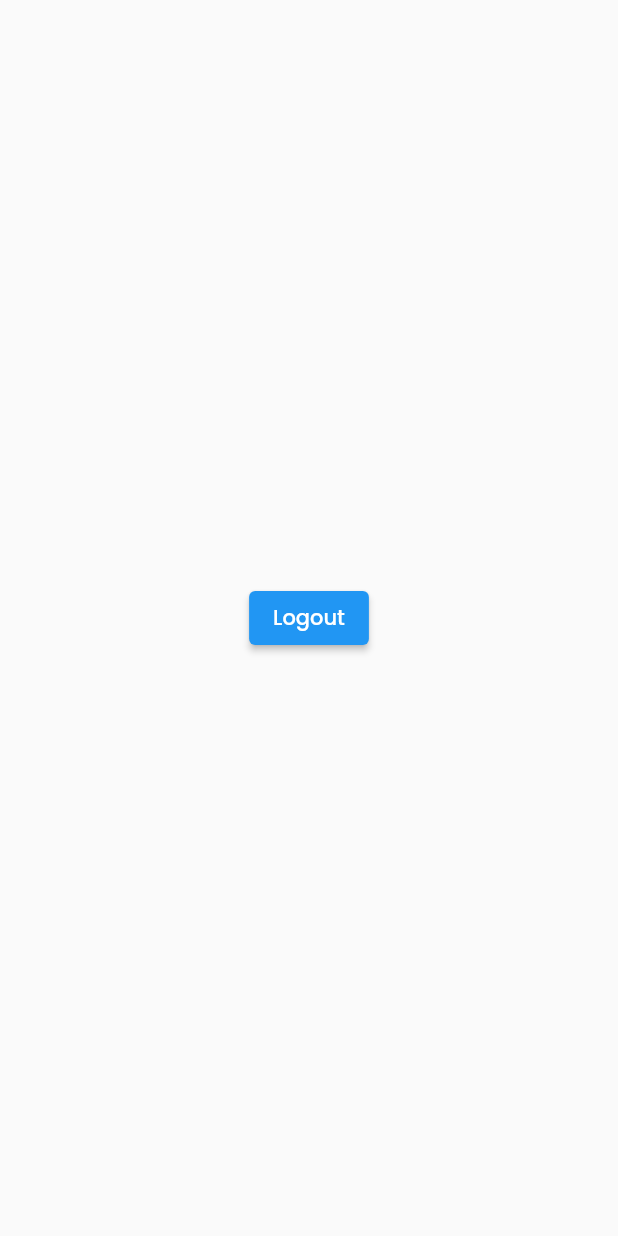
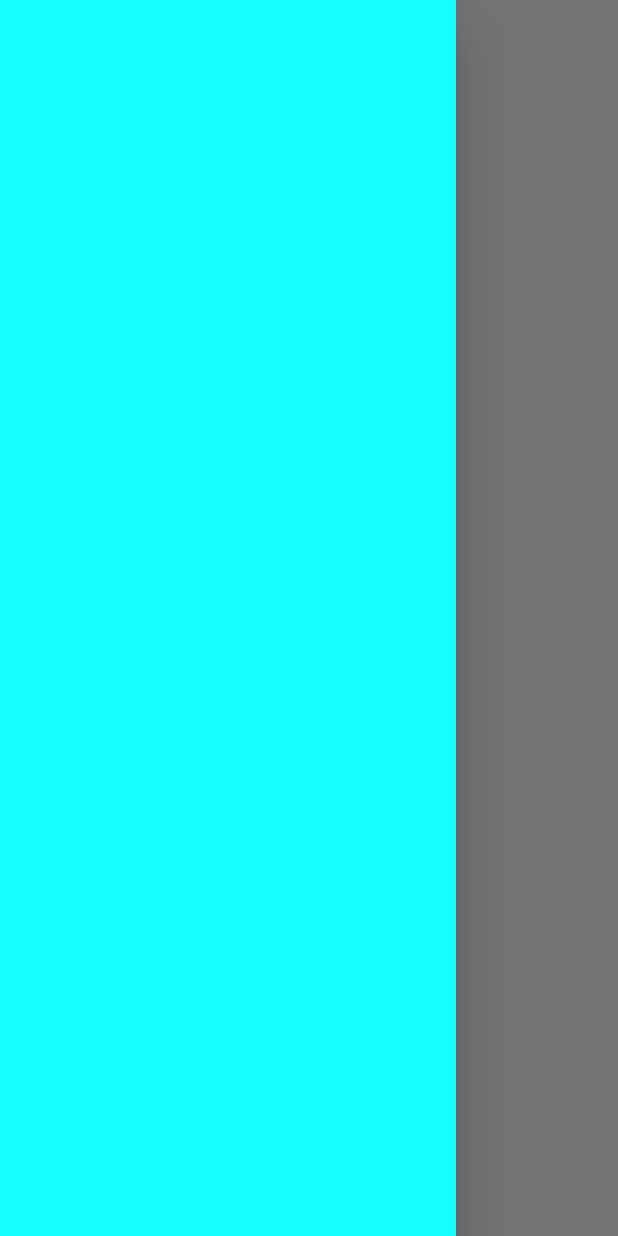
Before and after one commit to Hasnain077/sasta_bazar, a Flutter app: the DashboardScreen screen opened directly, with the side drawer open (before the commit the screen has no drawer), on a phone screen of 412 x 824 dp. Run offline on Flutter 3.47's test engine with Material 2 defaults, Android fonts, the phone set to English and light mode, and no system bars; our stand-ins replace firebase_auth, firebase_core, go_router; accounts and stored records are empty; network calls fail.

Commit message:
dashboard provider

```diff
--- /dev/null
+++ b/lib/providers/dashboard_provider.dart
@@ -0,0 +1,21 @@
+import 'package:flutter/material.dart';
+
+class DashboardProvider with ChangeNotifier {
+bool _isDrawerExpanded = true;
+bool _isMobileDrawerOpen = true;
+
+bool get isDrawerExpanded => _isDrawerExpanded;
+bool get isMobileDrawerOpen => _isMobileDrawerOpen;
+
+void toggleExpansion({bool? value}){
+_isDrawerExpanded = value ?? !_isDrawerExpanded;
+notifyListeners();
+
+}
+void toggleMobileExpansion({bool? value}){
+
+  _isMobileDrawerOpen = value ?? !_isMobileDrawerOpen;
+  notifyListeners();
+}
+
+}
--- a/lib/providers/login_provider.dart
+++ b/lib/providers/login_provider.dart
@@ -4,9 +4,7 @@ import 'package:firebase_auth/firebase_auth.dart';
 class LoginProvider with ChangeNotifier {
   bool _isObscure = true;
   bool _isChecked = false;
-
   bool get obscure => _isObscure;
-
   bool get checked => _isChecked;
   bool isLoading = false;
   User? currentUser;
@@ -15,7 +13,6 @@ class LoginProvider with ChangeNotifier {
     _isObscure = !_isObscure;
     notifyListeners();
   }
-
   toggleCheckBox(bool checked) {
     _isChecked = checked;
     notifyListeners();
@@ -23,24 +20,24 @@ class LoginProvider with ChangeNotifier {
 
   Future<bool> login(String username, String password) async {
     isLoading = true;
+    print(username);
     notifyListeners();
     try {
       final credential = await FirebaseAuth.instance.signInWithEmailAndPassword(
-          email: username,
-          password: password,
+        email: username,
+
+        password: password,
       );
       currentUser = credential.user;
       isLoading = false;
       notifyListeners();
-      return currentUser!= null;
-    }
-    on FirebaseAuthException catch (e) {
+      return currentUser != null;
+    } on FirebaseAuthException catch (e) {
       print(e.code);
       if (e.code == "invalid-email") {
         print("invalid email");
       }
-       if (e.code == 'user-not-found') {
-
+      if (e.code == 'user-not-found') {
         print('No user found for that email.');
       } else if (e.code == 'wrong-password') {
         print('Wrong password provided for that user.');
@@ -49,14 +46,14 @@ class LoginProvider with ChangeNotifier {
       notifyListeners();
       return false;
     }
+  }
 
+  bool getLoggedInUser() {
+    currentUser = FirebaseAuth.instance.currentUser;
+    return currentUser != null;
+  }
 
-  }
-  bool getLoggedInUser(){
-    currentUser = FirebaseAuth.instance.currentUser;
-    return currentUser !=null;
-  }
-  Future<void> logout() async{
+  Future<void> logout() async {
     await FirebaseAuth.instance.signOut();
   }
 }
--- a/lib/screens/dashboard.dart
+++ b/lib/screens/dashboard.dart
@@ -1,7 +1,10 @@
+import 'package:admin_sasta_bazar/providers/dashboard_provider.dart';
 import 'package:admin_sasta_bazar/providers/login_provider.dart';
 import 'package:admin_sasta_bazar/screens/login_screen.dart';
+import 'package:admin_sasta_bazar/utils/responsive_builder.dart';
 import 'package:flutter/material.dart';
 import 'package:go_router/go_router.dart';
+import 'package:provider/provider.dart';
 
 import '../utils/my_routs.dart';
 
@@ -13,31 +16,91 @@ class DashboardScreen extends StatefulWidget {
 }
 
 class _DashboardScreenState extends State<DashboardScreen> {
+  final GlobalKey<ScaffoldState> _scaffoldKey = GlobalKey();
 
   @override
   void initState() {
     bool b = LoginProvider().getLoggedInUser();
     print("current user $b");
-    if (!b){
-      WidgetsBinding.instance.addPersistentFrameCallback((_) {context.go(MyRoute.login); });
+    if (!b) {
+      WidgetsBinding.instance.addPersistentFrameCallback((_) {
+        context.go(MyRoute.login);
+      });
     }
     super.initState();
   }
 
   @override
+  Widget build(BuildContext context) {
+    final size = MediaQuery.of(context).size;
+    return Consumer<DashboardProvider>(
+      builder: (_, ref,child) {
+        return Scaffold(
+          primary: true,
+          // appBar: AppBar(
+          //   backgroundColor: Colors.transparent,
+          //   elevation: 0,
+          //   leading: GestureDetector(
+          //     onTap: () {
+          //       if (_scaffoldKey.currentState != null) {
+          //         if (_scaffoldKey.currentState!.isDrawerOpen) {
+          //           _scaffoldKey.currentState!.closeDrawer();
+          //         } else {
+          //           _scaffoldKey.currentState!.openDrawer();
+          //         }
+          //       }
+          //     },
+          //     child: Icon(
+          //       Icons.menu,
+          //       color: Colors.black,
+          //     ),
+          //   ),
+          // ),
+          body: ResponsiveBuilder(
+            mobile: Scaffold(
+              key: _scaffoldKey,
+              drawer: Drawer(
+                child: SizedBox(width: size.width * 0.7, child: drawerWidget()),
+              ),
+              body: Column(
+                  children: [
 
-  Widget build(BuildContext context) {
-    return Scaffold(
-body: Center(
-  child: ElevatedButton(onPressed: () async{
-    await LoginProvider().logout();
-    if(mounted){
-      context.go(MyRoute.login);
-    }
 
-  }, child: Text("Logout")),
-),
+                    Expanded(child: logOutButton())
+                  ],
 
+                  ),
+            ),
+            tablet: webDashboard(),
+            web: webDashboard(),
+          ),
+        );
+      }
     );
   }
-}
+
+  Widget webDashboard() {
+    return Row(
+      children: [
+        Expanded(flex: 1, child: drawerWidget()),
+        Expanded(
+          flex: 14,
+          child: logOutButton(),
+        )
+      ],
+    );
+  }
+
+  Widget logOutButton() {
+    return Center(
+      child: Text("Logout"),
+    );
+  }
+
+  Widget drawerWidget() {
+    return Container(
+      color: Colors.cyanAccent,
+    );
+  }
+
+  }
```
Also changed, not shown: lib/components/text_form_field.dart (+20 -13 lines), lib/main.dart (+5 -2 lines), lib/screens/login_screen.dart (+7 -8 lines).
